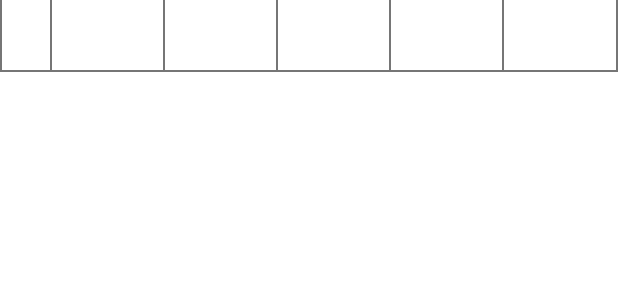
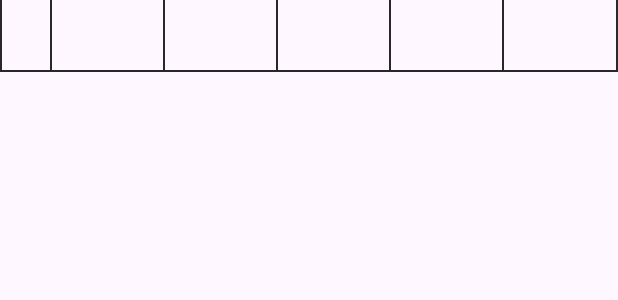
Before and after one commit to Chase6477/SMTweaks, an Android app: the layout calendar_widget_five_items.xml on its own in the app's theme, with its tools: preview values and no code run, on a phone screen of 412 x 824 dp. Shown: the top 300 px of the screen. Run offline under Robolectric (Android 15) with nearby library versions, the phone set to English and light mode, and no system bars.

Commit message:
Changed Theme + light mode + bugfixes

```diff
--- a/app/src/main/AndroidManifest.xml
+++ b/app/src/main/AndroidManifest.xml
@@ -38,7 +38,9 @@
 
         <activity
             android:name=".widgets.calendar.ConfigurationActivity"
-            android:exported="true">
+            android:exported="true"
+            android:noHistory="true"
+            android:excludeFromRecents="true">
             <intent-filter>
                 <action android:name="android.appwidget.action.APPWIDGET_CONFIGURE"/>
             </intent-filter>
--- a/app/src/main/java/de/jr/smtweaks/widgets/calendar/remoteview/RemoteViewService.java
+++ b/app/src/main/java/de/jr/smtweaks/widgets/calendar/remoteview/RemoteViewService.java
@@ -2,8 +2,6 @@ package de.jr.smtweaks.widgets.calendar.remoteview;
 
 import android.content.Intent;
 import android.widget.RemoteViewsService;
-
-import de.jr.smtweaks.widgets.calendar.RemoteViewFactory;
 
 public class RemoteViewService extends RemoteViewsService {
     @Override
--- a/app/src/main/res/layout/calendar_configuration_activity.xml
+++ b/app/src/main/res/layout/calendar_configuration_activity.xml
@@ -66,7 +66,6 @@
                 android:layout_height="wrap_content"
                 android:layout_marginStart="16dp"
                 android:layout_marginTop="16dp"
-                android:autofillHints="password"
                 android:text="@string/calendar_widget_configuration_password"
                 app:layout_constraintStart_toStartOf="parent"
                 app:layout_constraintTop_toBottomOf="@+id/calendar_config_username" />
@@ -78,6 +77,7 @@
                 android:layout_marginStart="16dp"
                 android:layout_marginEnd="16dp"
                 android:ems="10"
+                android:autofillHints="password"
                 android:inputType="textPassword"
                 app:layout_constraintEnd_toEndOf="parent"
                 app:layout_constraintStart_toStartOf="parent"
@@ -121,8 +121,8 @@
         android:layout_width="wrap_content"
         android:layout_height="wrap_content"
         android:layout_marginBottom="16dp"
-        android:text="Apply"
-        android:textColor="#ffd0bcff"
+        android:text="@string/calendar_widget_configuration_apply"
+        android:textColor="?attr/colorPrimary"
         android:textSize="18sp"
         app:layout_constraintBottom_toBottomOf="parent"
         app:layout_constraintEnd_toEndOf="parent"
--- a/app/src/main/res/layout/calendar_widget_five_items.xml
+++ b/app/src/main/res/layout/calendar_widget_five_items.xml
@@ -13,14 +13,15 @@
             android:id="@+id/imageView10"
             android:layout_width="1dp"
             android:layout_height="match_parent"
-            android:background="#767676" />
+            android:background="@color/widget_table_border" />
 
         <TextView
             android:id="@+id/cell0"
             android:layout_width="wrap_content"
             android:layout_height="match_parent"
             android:gravity="center_vertical"
-            android:paddingHorizontal="16dp" />
+            android:paddingHorizontal="16dp"
+            android:textColor="@color/widget_default_text" />
 
         <LinearLayout
             android:layout_width="match_parent"
@@ -31,7 +32,7 @@
                 android:id="@+id/imageView"
                 android:layout_width="1dp"
                 android:layout_height="match_parent"
-                android:background="#767676" />
+                android:background="@color/widget_table_border" />
 
             <LinearLayout
                 android:layout_width="0dp"
@@ -50,14 +51,16 @@
                         android:id="@+id/t5l1"
                         android:layout_width="0dp"
                         android:layout_height="wrap_content"
-                        android:layout_weight="1" />
+                        android:layout_weight="1"
+                        android:textColor="@color/widget_default_text" />
 
                     <TextView
                         android:id="@+id/t5r1"
                         android:layout_width="wrap_content"
                         android:layout_height="wrap_content"
 
-                        android:textAlignment="center" />
+                        android:textAlignment="center"
+                        android:textColor="@color/widget_default_text" />
                 </LinearLayout>
 
                 <TextView
@@ -65,7 +68,8 @@
                     android:layout_width="match_parent"
                     android:layout_height="wrap_content"
 
-                    android:textAlignment="center" />
+                    android:textAlignment="center"
+                    android:textColor="@color/widget_default_text" />
 
             </LinearLayout>
 
@@ -73,7 +77,7 @@
                 android:id="@+id/imageView2"
                 android:layout_width="1dp"
                 android:layout_height="match_parent"
-                android:background="#767676" />
+                android:background="@color/widget_table_border" />
 
             <LinearLayout
                 android:layout_width="0dp"
@@ -92,14 +96,16 @@
                         android:id="@+id/t5l2"
                         android:layout_width="0dp"
                         android:layout_height="wrap_content"
-                        android:layout_weight="1" />
+                        android:layout_weight="1"
+                        android:textColor="@color/widget_default_text" />
 
                     <TextView
                         android:id="@+id/t5r2"
                         android:layout_width="wrap_content"
                         android:layout_height="wrap_content"
 
-                        android:textAlignment="center" />
+                        android:textAlignment="center"
+                        android:textColor="@color/widget_default_text" />
                 </LinearLayout>
 
                 <TextView
@@ -107,7 +113,8 @@
                     android:layout_width="match_parent"
                     android:layout_height="wrap_content"
 
-                    android:textAlignment="center" />
+                    android:textAlignment="center"
+                    android:textColor="@color/widget_default_text" />
 
             </LinearLayout>
 
@@ -115,7 +122,7 @@
                 android:id="@+id/imageView3"
                 android:layout_width="1dp"
                 android:layout_height="match_parent"
-                android:background="#767676" />
+                android:background="@color/widget_table_border" />
 
             <LinearLayout
                 android:layout_width="0dp"
@@ -134,14 +141,16 @@
                         android:id="@+id/t5l3"
                         android:layout_width="wrap_content"
                         android:layout_height="wrap_content"
-                        android:layout_weight="1" />
+                        android:layout_weight="1"
+                        android:textColor="@color/widget_default_text" />
 
                     <TextView
                         android:id="@+id/t5r3"
                         android:layout_width="wrap_content"
                         android:layout_height="wrap_content"
 
-                        android:textAlignment="center" />
+                        android:textAlignment="center"
+                        android:textColor="@color/widget_default_text" />
                 </LinearLayout>
 
                 <TextView
@@ -149,7 +158,8 @@
                     android:layout_width="match_parent"
                     android:layout_height="wrap_content"
 
-                    android:textAlignment="center" />
+                    android:textAlignment="center"
+                    android:textColor="@color/widget_default_text" />
 
             </LinearLayout>
 
@@ -157,7 +167,7 @@
                 android:id="@+id/imageView4"
                 android:layout_width="1dp"
                 android:layout_height="match_parent"
-                android:background="#767676" />
+                android:background="@color/widget_table_border" />
 
             <LinearLayout
                 android:layout_width="0dp"
@@ -176,14 +186,16 @@
                         android:id="@+id/t5l4"
                         android:layout_width="wrap_content"
                         android:layout_height="wrap_content"
-                        android:layout_weight="1" />
+                        android:layout_weight="1"
+                        android:textColor="@color/widget_default_text" />
 
                     <TextView
                         android:id="@+id/t5r4"
                         android:layout_width="wrap_content"
                         android:layout_height="wrap_content"
 
-                        android:textAlignment="center" />
+                        android:textAlignment="center"
+                        android:textColor="@color/widget_default_text" />
                 </LinearLayout>
 
                 <TextView
@@ -191,7 +203,8 @@
                     android:layout_width="match_parent"
                     android:layout_height="wrap_content"
 
-                    android:textAlignment="center" />
+                    android:textAlignment="center"
+                    android:textColor="@color/widget_default_text" />
 
             </LinearLayout>
 
@@ -199,7 +212,7 @@
                 android:id="@+id/imageView5"
                 android:layout_width="1dp"
                 android:layout_height="match_parent"
-                android:background="#767676" />
+                android:background="@color/widget_table_border" />
 
             <LinearLayout
                 android:layout_width="0dp"
@@ -218,14 +231,16 @@
                         android:id="@+id/t5l5"
                         android:layout_width="wrap_content"
                         android:layout_height="wrap_content"
-                        android:layout_weight="1" />
+                        android:layout_weight="1"
+                        android:textColor="@color/widget_default_text" />
 
                     <TextView
                         android:id="@+id/t5r5"
                         android:layout_width="wrap_content"
                         android:layout_height="wrap_content"
 
-                        android:textAlignment="center" />
+                        android:textAlignment="center"
+                        android:textColor="@color/widget_default_text" />
                 </LinearLayout>
 
                 <TextView
@@ -233,7 +248,8 @@
                     android:layout_width="match_parent"
                     android:layout_height="wrap_content"
 
-                    android:textAlignment="center" />
+                    android:textAlignment="center"
+                    android:textColor="@color/widget_default_text" />
 
             </LinearLayout>
 
@@ -241,7 +257,7 @@
                 android:id="@+id/imageView9"
                 android:layout_width="1dp"
                 android:layout_height="match_parent"
-                android:background="#767676" />
+                android:background="@color/widget_table_border" />
 
         </LinearLayout>
     </LinearLayout>
@@ -251,6 +267,6 @@
         android:layout_width="match_parent"
         android:layout_height="1dp"
         android:layout_weight="1"
-        android:background="#767676" />
+        android:background="@color/widget_table_border" />
 
 </LinearLayout>
--- a/app/src/main/res/values-night/colors.xml
+++ b/app/src/main/res/values-night/colors.xml
@@ -1,4 +1,9 @@
 <?xml version="1.0" encoding="utf-8"?>
 <resources>
-    <color name="widget_default_text">#626262</color>
+    <color name="widget_default_text">#D0D0D0</color>
+    <color name="widget_primary">#D0BCFF</color>
+    <color name="widget_primary_inverse">#6750A4</color>
+    <color name="widget_background">#B0000000</color>
+    <color name="widget_table_border">#9B9B9B</color>
+    <color name="widget_fat_text">#F2F2F2</color>
 </resources>
--- a/app/src/main/res/values-night/themes.xml
+++ b/app/src/main/res/values-night/themes.xml
@@ -1,6 +1,6 @@
-<resources xmlns:tools="http://schemas.android.com/tools">
+<resources>
     <!-- Base application theme. -->
-    <style name="Theme.SMTweaks" parent="Theme.MaterialComponents.DayNight.DarkActionBar">
+    <style name="Theme.SMTweaks" parent="Theme.Material3.DayNight.NoActionBar">
         <item name="android:statusBarColor">?attr/colorPrimaryVariant</item>
     </style>
 </resources>
--- a/app/src/main/res/values/colors.xml
+++ b/app/src/main/res/values/colors.xml
@@ -1,4 +1,9 @@
 <?xml version="1.0" encoding="utf-8"?>
 <resources>
-    <color name="widget_default_text">#434343</color>
+    <color name="widget_default_text">#2C2C2C</color>
+    <color name="widget_primary">#6750A4</color>
+    <color name="widget_primary_inverse">#D0BCFF</color>
+    <color name="widget_background">#D0FFFFFF</color>
+    <color name="widget_table_border">#282828</color>
+    <color name="widget_fat_text">#141414</color>
 </resources>
--- a/app/src/main/res/values/strings.xml
+++ b/app/src/main/res/values/strings.xml
@@ -14,4 +14,5 @@
     <string name="day_wednesday">We</string>
     <string name="day_thursday">Th</string>
     <string name="day_friday">Fr</string>
+    <string name="calendar_widget_configuration_apply">Apply</string>
 </resources>
--- a/app/src/main/res/values/themes.xml
+++ b/app/src/main/res/values/themes.xml
@@ -1,6 +1,6 @@
-<resources xmlns:tools="http://schemas.android.com/tools">
+<resources>
     <!-- Base application theme. -->
-    <style name="Theme.SMTweaks" parent="Theme.MaterialComponents.DayNight.DarkActionBar">
+    <style name="Theme.SMTweaks" parent="Theme.Material3.DayNight.NoActionBar">
         <item name="android:statusBarColor">?attr/colorPrimaryVariant</item>
     </style>
 </resources>
```
Also changed, not shown: app/src/main/java/de/jr/smtweaks/widgets/calendar/ConfigurationActivity.java (+8 -0 lines), app/src/main/java/de/jr/smtweaks/widgets/calendar/WidgetProvider.java (+41 -26 lines), app/src/main/java/de/jr/smtweaks/widgets/calendar/remoteview/RemoteViewFactory.java (+7 -7 lines), app/src/main/res/layout/calendar_table_widget.xml (+5 -4 lines), app/src/main/res/layout/calendar_widget_five_items_header.xml (+21 -14 lines), 1 other file.
